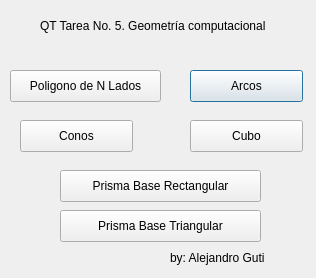
The window that GraficosQT/QTGraphics/dialog.ui (axgtz/Analisis-y-Diseno-de-Algoritmos) describes before a commit, drawn with Qt 5.
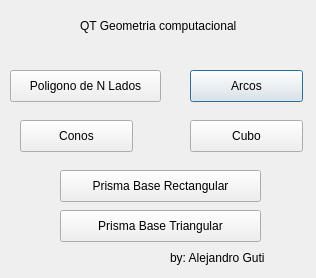
The same window after the commit.

The edit to the form file:
```diff
--- a/GraficosQT/QTGraphics/dialog.ui
+++ b/GraficosQT/QTGraphics/dialog.ui
@@ -29,14 +29,14 @@
   <widget class="QLabel" name="label_2">
    <property name="geometry">
     <rect>
-     <x>40</x>
+     <x>80</x>
      <y>10</y>
-     <width>261</width>
+     <width>181</width>
      <height>31</height>
     </rect>
    </property>
    <property name="text">
-    <string>QT Tarea No. 5. Geometría computacional</string>
+    <string>QT Geometria computacional</string>
    </property>
   </widget>
   <widget class="QPushButton" name="pushButton">
```
Left out of the diff: 2 changed lines with no effect on the pictures.
